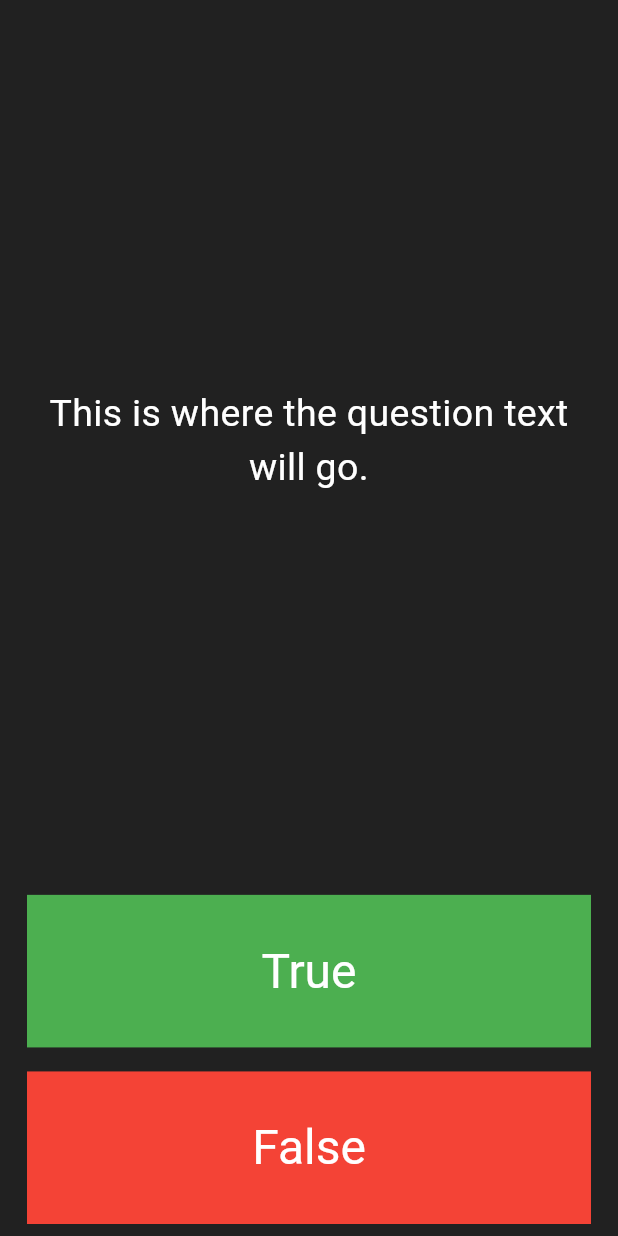
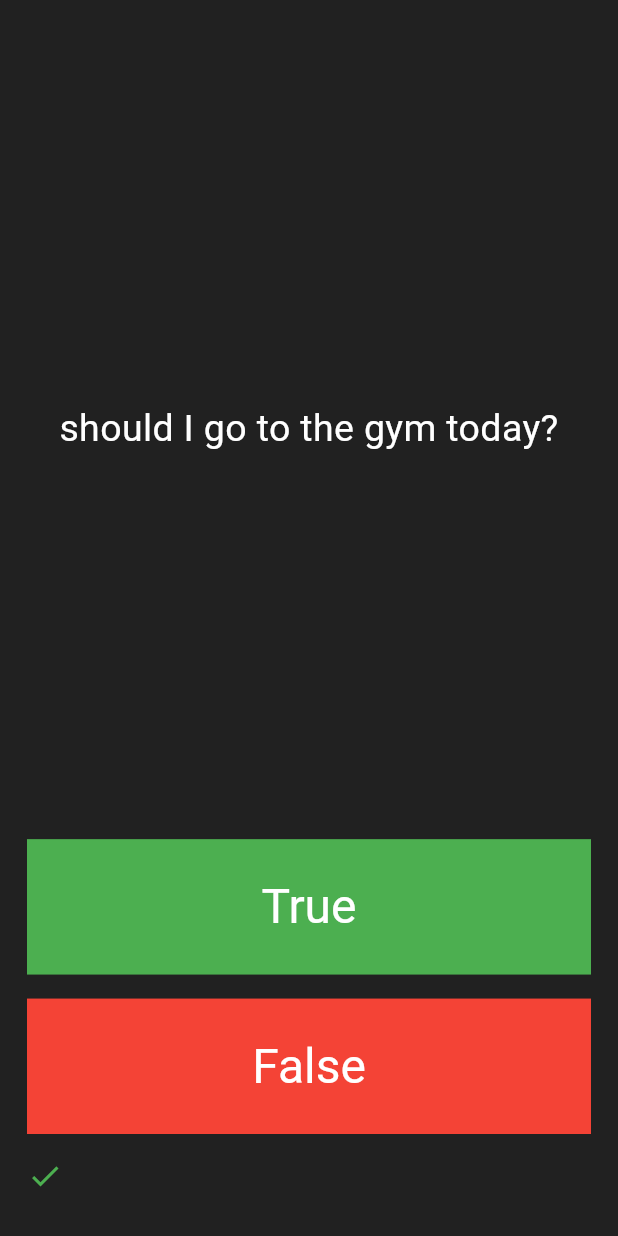
Before and after one commit to PMarcelisROCMN/flutter-quiz-app, a Flutter app: the screen it shows after launch, after a tap on "True", on a phone screen of 412 x 824 dp. Run offline on Flutter 3.47's test engine with Material 3 defaults, Android fonts, the phone set to English and light mode, and no system bars; our stand-ins replace rflutter_alert.

Commit message:
Finished project. Added question and quizbrain classes. added alert package to show toast. adjusted some code in the checkanswer method.

```diff
--- /dev/null
+++ b/lib/QuizBrain.dart
@@ -0,0 +1,37 @@
+import 'package:quiz_app/Question.dart';
+
+class Quizbrain{
+
+  int _questionNumber = 0;
+
+  List<Question> _questionBank = [
+    Question(questionText: 'am I going to be okay?', questionAnswer: true),
+    Question(questionText: 'should I go to the gym today?', questionAnswer: false),
+    Question(questionText: 'should I consume more protein?', questionAnswer: true),
+    Question(questionText: 'should I just binge shows?', questionAnswer: false),
+    Question(questionText: '2 + 2 = 4', questionAnswer: true),
+    Question(questionText: 'is edging goated?', questionAnswer: false),
+  ];
+
+  bool isFinished(){
+    return _questionNumber >= _questionBank.length -1 ;
+  }
+
+  void nextQuestion(){
+    if (_questionNumber < _questionBank.length - 1){
+      _questionNumber++;
+    }
+  }
+
+  String getQuestionText(){
+    return _questionBank[_questionNumber].questionText;
+  }
+
+  bool getCorrectAnswer(){
+    return _questionBank[_questionNumber].questionAnswer;
+  }
+
+  void reset() {
+    _questionNumber = 0;
+  }
+}
--- a/lib/main.dart
+++ b/lib/main.dart
@@ -1,10 +1,15 @@
-import 'dart:ui';
+import 'package:flutter/material.dart';
+import 'package:quiz_app/QuizBrain.dart';
+import 'package:rflutter_alert/rflutter_alert.dart';
+import 'Question.dart';
 
-import 'package:flutter/material.dart';
+Quizbrain quizBrain = Quizbrain();
 
 void main() => runApp(Quizzler());
 
 class Quizzler extends StatelessWidget {
+  const Quizzler({super.key});
+
   @override
   Widget build(BuildContext context) {
     return MaterialApp(
@@ -12,7 +17,7 @@ class Quizzler extends StatelessWidget {
         backgroundColor: Colors.grey.shade900,
         body: SafeArea(
           child: Padding(
-            padding: EdgeInsets.symmetric(horizontal: 10.0),
+            padding: EdgeInsets.symmetric(horizontal: 10.0, vertical: 20.0),
             child: QuizPage(),
           ),
         ),
@@ -27,6 +32,59 @@ class QuizPage extends StatefulWidget {
 }
 
 class _QuizPageState extends State<QuizPage> {
+  int correctAnswers = 0;
+
+  // list of scoreIcons
+  List<Icon> scoreKeeper = [];
+
+  void checkAnswer(bool userPickedAnswer) {
+    bool correctAnswer = quizBrain.getCorrectAnswer();
+
+    setState(() {
+      // Add the icon for the current answer
+      scoreKeeper.add(createScoreWidget(userPickedAnswer == correctAnswer));
+
+      if (userPickedAnswer == correctAnswer) {
+        correctAnswers++;
+      }
+
+      if (quizBrain.isFinished()) {
+        // Showing the alert after a slight delay to ensure the UI updates
+        Future.delayed(Duration(milliseconds: 100), () {
+          Alert(
+            context: context,
+            title: 'Quiz finished',
+            desc: 'You got $correctAnswers correct answers.',
+            type: AlertType.success,
+            buttons: [
+              DialogButton(
+                child: Text('Confirm'),
+                onPressed: () {
+                  setState(() {
+                    quizBrain.reset();
+                    scoreKeeper = [];
+                    correctAnswers = 0;
+                  });
+                  Navigator.pop(context);
+                },
+              ),
+            ],
+          ).show();
+        });
+      } else {
+        quizBrain.nextQuestion();
+      }
+    });
+  }
+
+
+  Icon createScoreWidget(bool isCorrect) {
+    return new Icon(
+      isCorrect ? Icons.check : Icons.close,
+      color: isCorrect ? Colors.green : Colors.red,
+    );
+  }
+
   @override
   Widget build(BuildContext context) {
     return Column(
@@ -39,7 +97,7 @@ class _QuizPageState extends State<QuizPage> {
             padding: EdgeInsets.all(10.0),
             child: Center(
               child: Text(
-                'This is where the question text will go.',
+                quizBrain.getQuestionText(),
                 textAlign: TextAlign.center,
                 style: TextStyle(
                   fontSize: 25.0,
@@ -54,18 +112,18 @@ class _QuizPageState extends State<QuizPage> {
             padding: const EdgeInsets.all(8.0),
             child: TextButton(
               style: TextButton.styleFrom(
-                textStyle: TextStyle(
-                  fontSize: 32
-                ),
+                  textStyle: TextStyle(fontSize: 32),
                   foregroundColor: Colors.white,
                   backgroundColor: Colors.green.shade500,
                   padding: EdgeInsets.symmetric(horizontal: 16),
                   shape: const RoundedRectangleBorder(
-                      borderRadius: BorderRadius.all(Radius.circular(0))
-                  )
+                      borderRadius: BorderRadius.all(Radius.circular(0)))),
+              onPressed: () {
+                checkAnswer(true);
+              },
+              child: Text(
+                'True',
               ),
-              onPressed: () { },
-              child: Text('True'),
             ),
           ),
         ),
@@ -82,27 +140,25 @@ class _QuizPageState extends State<QuizPage> {
                   backgroundColor: Colors.red.shade500,
                   padding: EdgeInsets.symmetric(horizontal: 16),
                   shape: const RoundedRectangleBorder(
-              borderRadius: BorderRadius.all(Radius.circular(0))
-            )
-          ),
-        onPressed: () { },
+                      borderRadius: BorderRadius.all(Radius.circular(0)))),
+              onPressed: () {
+                checkAnswer(false);
+              },
               child: Text('False'),
             ),
           ),
         ),
         //ToDo: Add a row here as your score keeper
-        Row(
-          children: [
-
-          ],
+        Padding(
+          padding: const EdgeInsets.symmetric(horizontal: 8.0),
+          child: Container(
+            height: 40,
+            child: Row(
+              children: scoreKeeper,
+            ),
+          ),
         )
       ],
     );
   }
 }
-
-/*
-question1: 'You can lead a cow down stairs but not up stairs.', false,
-question2: 'Approximately one quarter of human bones are in the feet.', true,
-question3: 'A slug\'s blood is green.', true,
-*/
--- a/pubspec.yaml
+++ b/pubspec.yaml
@@ -35,6 +35,7 @@ dependencies:
   # The following adds the Cupertino Icons font to your application.
   # Use with the CupertinoIcons class for iOS style icons.
   cupertino_icons: ^1.0.6
+  rflutter_alert: ^2.0.7
 
 dev_dependencies:
   flutter_test:
```
Also changed, not shown: lib/Question.dart (added, +15 -0 lines), pubspec.lock. Lines whose indentation alone changed are shown as unchanged.
